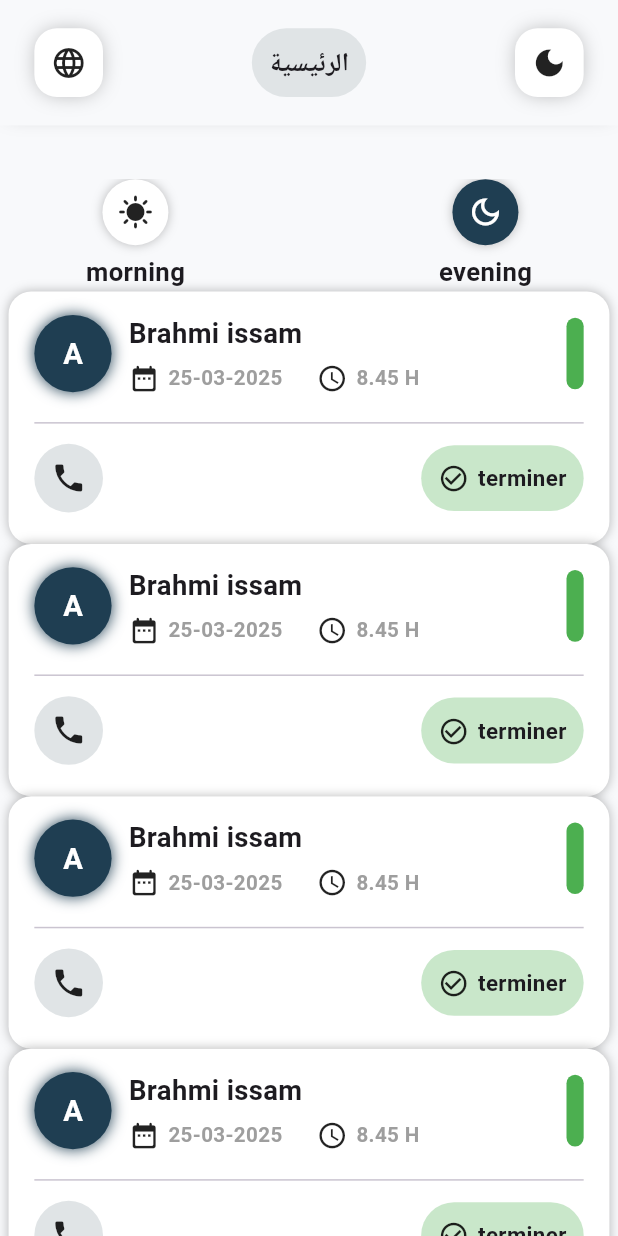
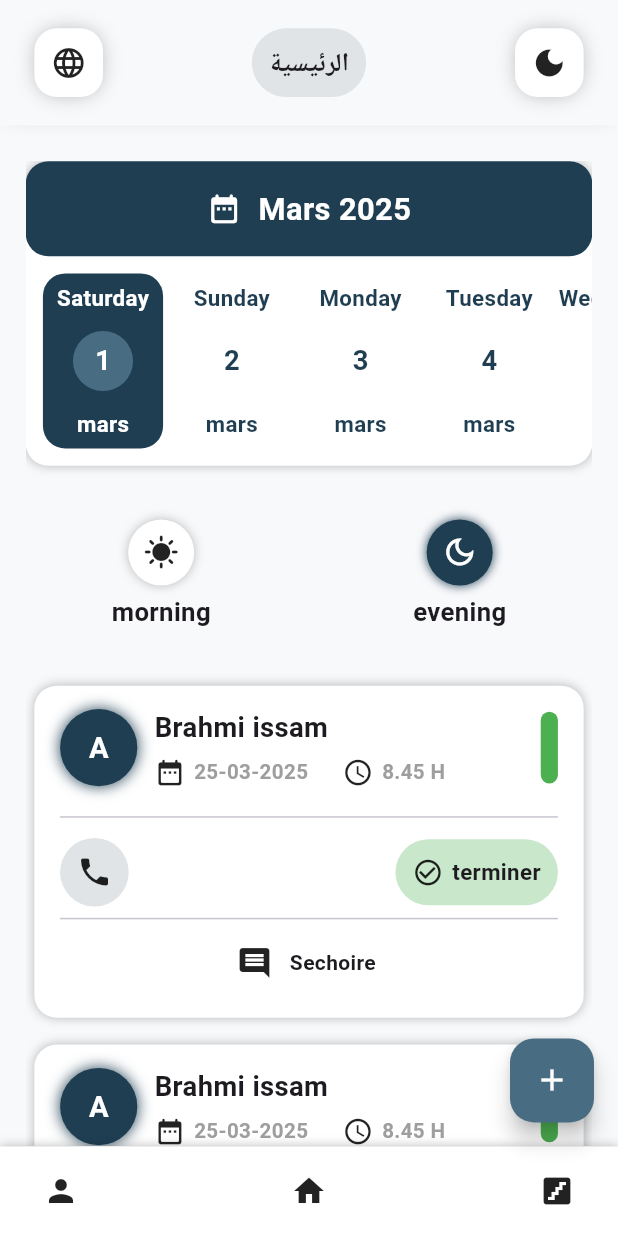
Before and after one commit to issambrahmi/barber, a Flutter app: the screen it shows after launch, on a phone screen of 412 x 824 dp. Run offline on Flutter 3.47's test engine with Material 3 defaults, Android fonts, the phone set to English and light mode, and no system bars; our stand-ins replace flutter_screenutil.

Commit message:
home page

```diff
--- a/lib/Core/Color/app_color.dart
+++ b/lib/Core/Color/app_color.dart
@@ -6,8 +6,5 @@ class AppColors {
 
   static const Color second1 = Color(0xFFf7f9fa);
   static const Color second2 = Color(0xFfe0e4e6);
-
-
-
-
+  static const Color second3 = Color.fromARGB(255, 72, 109, 131);
 }
--- /dev/null
+++ b/lib/View/HomePage/Custum/date.dart
@@ -0,0 +1,159 @@
+import 'package:barber_app/Core/Color/app_color.dart';
+import 'package:flutter/material.dart';
+import 'package:flutter_screenutil/flutter_screenutil.dart';
+import 'package:intl/intl.dart';
+
+class HomePageDate extends StatefulWidget {
+  const HomePageDate({super.key});
+
+  @override
+  State<HomePageDate> createState() => _HomePageDateState();
+}
+
+class _HomePageDateState extends State<HomePageDate> {
+  List<String> days = [];
+  @override
+  void initState() {
+    days = _initDays(2025, 2);
+    setState(() {});
+    super.initState();
+  }
+
+  List<String> _initDays(int year, int mounth) {
+    DateTime firstDayofMounth = DateTime(year, mounth, 1);
+    DateTime firstDayOfNextMounth = DateTime(year, mounth + 1, 1);
+    DateTime lastDayOfMounth =
+        firstDayOfNextMounth.subtract(const Duration(days: 1));
+
+    List<String> days = [];
+    for (int i = 0; i < lastDayOfMounth.day; i++) {
+      DateTime currentDay = firstDayofMounth.add(Duration(days: i));
+      days.add(DateFormat('EEEE').format(currentDay));
+    }
+    return days;
+  }
+
+  @override
+  Widget build(BuildContext context) {
+    return Container(
+      height: 170.h,
+      width: double.infinity,
+      decoration: BoxDecoration(
+          borderRadius: BorderRadius.circular(15),
+          color: Colors.white,
+          boxShadow: const [
+            BoxShadow(
+              offset: Offset(0, 0),
+              blurRadius: 5,
+              spreadRadius: 0,
+              color: Colors.black26,
+            )
+          ]),
+      child: Column(
+        children: [
+          Container(
+            padding: EdgeInsets.all(15.sp),
+            decoration: BoxDecoration(
+              color: AppColors.primary2,
+              borderRadius: BorderRadius.circular(15),
+            ),
+            child: Row(
+              mainAxisAlignment: MainAxisAlignment.center,
+              children: [
+                Icon(
+                  Icons.date_range_rounded,
+                  size: 20.sp,
+                  color: Colors.white,
+                ),
+                SizedBox(width: 10.w),
+                Text(
+                  'Mars 2025',
+                  style: TextStyle(
+                    fontSize: 18.sp,
+                    fontWeight: FontWeight.bold,
+                    color: Colors.white,
+                  ),
+                )
+              ],
+            ),
+          ),
+          Expanded(
+            child: ListView.separated(
+                padding: EdgeInsets.all(10.sp),
+                scrollDirection: Axis.horizontal,
+                itemCount: days.length,
+                separatorBuilder: (context, index) => SizedBox(width: 5.w),
+                itemBuilder: (context, index) => DateCard(
+                      index: index,
+                      day: days[index],
+                    )),
+          )
+        ],
+      ),
+    );
+  }
+}
+
+class DateCard extends StatefulWidget {
+  const DateCard({super.key, required this.index, required this.day});
+
+  final int index;
+  final String day;
+
+  @override
+  State<DateCard> createState() => _DateCardState();
+}
+
+class _DateCardState extends State<DateCard> {
+  @override
+  Widget build(BuildContext context) {
+    return Container(
+      height: double.infinity,
+      width: 70.w,
+      padding: EdgeInsets.symmetric(vertical: 5.h),
+      decoration: BoxDecoration(
+        borderRadius: BorderRadius.circular(15),
+        color: widget.index == 0 ? AppColors.primary2 : Colors.white,
+      ),
+      child: Column(
+        mainAxisAlignment: MainAxisAlignment.spaceBetween,
+        children: [
+          Text(
+            widget.day,
+            style: TextStyle(
+              fontSize: 13.sp,
+              fontWeight: FontWeight.bold,
+              color: widget.index == 0 ? Colors.white : AppColors.primary2,
+            ),
+          ),
+          Container(
+            height: 35.sp,
+            width: 35.sp,
+            decoration: BoxDecoration(
+              borderRadius: BorderRadius.circular(60),
+              color: widget.index != 0 ? null : AppColors.second3,
+            ),
+            child: Center(
+              child: Text(
+                (widget.index + 1).toString(),
+                style: TextStyle(
+                  fontWeight: FontWeight.bold,
+                  fontSize: 16.sp,
+                  color: widget.index == 0 ? Colors.white : AppColors.primary2,
+                ),
+              ),
+            ),
+          ),
+          Text(
+            'mars',
+            style: TextStyle(
+              fontWeight: FontWeight.bold,
+              fontSize: 13.sp,
+              color: widget.index == 0 ? Colors.white : AppColors.primary2,
+            ),
+          )
+        ],
+      ),
+    );
+  }
+}
--- a/lib/View/HomePage/Custum/list_of_reservations.dart
+++ b/lib/View/HomePage/Custum/list_of_reservations.dart
@@ -8,13 +8,13 @@ class HomePageResrvations extends StatelessWidget {
 
   @override
   Widget build(BuildContext context) {
-    return Expanded(
-        child: ListView(
-      children: [
-        const HomePageTime(),
-        ...List.generate(10, (index) => const ReservationCard())
-      ],
-    ));
+    return SliverList.separated(
+      itemCount: 10,
+      separatorBuilder: (context, index) => SizedBox(height: 15.h),
+      itemBuilder: (BuildContext context, int index) {
+        return const ReservationCard();
+      },
+    );
   }
 }
 
@@ -159,7 +159,23 @@ class ReservationCard extends StatelessWidget {
               )
             ],
           ),
-          SizedBox(height: 5.h),
+          const Divider(),
+          Padding(
+            padding: EdgeInsets.symmetric(vertical: 8.h),
+            child: Row(
+              mainAxisAlignment: MainAxisAlignment.center,
+              children: [
+                const Icon(Icons.comment),
+                SizedBox(width: 10.w),
+                const Text(
+                  'Sechoire ',
+                  style: TextStyle(
+                    fontWeight: FontWeight.bold,
+                  ),
+                ),
+              ],
+            ),
+          ),
         ],
       ),
     );
--- a/lib/View/HomePage/Custum/time.dart
+++ b/lib/View/HomePage/Custum/time.dart
@@ -50,7 +50,7 @@ class HomePageTime extends StatelessWidget {
                           offset: Offset(0, 0),
                           blurRadius: 5,
                           spreadRadius: 0,
-                          color: Colors.black26,
+                          color: AppColors.primary2,
                         )
                       ]),
                   child: const Icon(
--- a/lib/View/HomePage/home_page.dart
+++ b/lib/View/HomePage/home_page.dart
@@ -1,4 +1,5 @@
 import 'package:barber_app/Core/Color/app_color.dart';
+import 'package:barber_app/View/HomePage/Custum/date.dart';
 import 'package:barber_app/View/HomePage/Custum/list_of_reservations.dart';
 import 'package:barber_app/View/HomePage/Custum/time.dart';
 import 'package:barber_app/View/Shared/top_bar.dart';
@@ -12,32 +13,66 @@ class HomePage extends StatelessWidget {
   Widget build(BuildContext context) {
     return Scaffold(
         backgroundColor: AppColors.primary1,
+        bottomNavigationBar: Container(
+          height: 50.h,
+          padding: EdgeInsets.symmetric(horizontal: 25.w),
+          decoration: const BoxDecoration(color: Colors.white, boxShadow: [
+            BoxShadow(
+              spreadRadius: 0,
+              blurRadius: 5,
+              color: Colors.black26,
+            )
+          ]),
+          child: const Row(
+            mainAxisAlignment: MainAxisAlignment.spaceBetween,
+            children: [
+              Icon(Icons.person),
+              Icon(Icons.home),
+              Icon(Icons.stairs),
+            ],
+          ),
+        ),
+        floatingActionButton: FloatingActionButton(
+          onPressed: () {},
+          backgroundColor: AppColors.second3,
+          child: const Icon(
+            Icons.add,
+            color: Colors.white,
+          ),
+          // const Text(
+          //   'Ajouter une Reservation',
+          //   style: TextStyle(
+          //     fontWeight: FontWeight.bold,
+          //     color: Colors.white,
+          //   ),
+          // ),
+        ),
         body: Column(
           children: [
             const AppTopBar(),
-            SizedBox(height: 30.h),
-            HomePageResrvations()
-            // Expanded(
-            //     child: Padding(
-            //   padding: EdgeInsets.symmetric(horizontal: 15.w),
-            //   child: Column(
-            //     children: [
-            //       const HomePageTime(),
-            //       SizedBox(height: 40.h),
-            //       const Expanded(child: HomePageResrvations()),
-            //     ],
-            //   ),
-            // )),
-            // Container(
-            //     margin: EdgeInsets.symmetric(horizontal: 70.w),
-            //     child: const HomePageTime()),
-            // SizedBox(height: 10.h),
-            // Expanded(
-            //   child: Container(
-            //     margin: EdgeInsets.symmetric(horizontal: 15.w, vertical: 5.h),
-            //     child: const HomePageResrvations(),
-            //   ),
-            // )
+            SizedBox(height: 20.h),
+            Expanded(
+              child: Padding(
+                padding: EdgeInsets.symmetric(horizontal: 15.w),
+                child: CustomScrollView(
+                  slivers: [
+                    const SliverToBoxAdapter(
+                      child: HomePageDate(),
+                    ),
+                    SliverToBoxAdapter(
+                      child: SizedBox(height: 30.h),
+                    ),
+                    const SliverToBoxAdapter(
+                      child: HomePageTime(),
+                    ),
+                    SliverToBoxAdapter(
+                      child: SizedBox(height: 30.h),
+                    ),
+                    const HomePageResrvations(),
+                  ],
+                ),
+              ),
+            )
           ],
         ));
   }
--- a/pubspec.yaml
+++ b/pubspec.yaml
@@ -36,6 +36,7 @@ dependencies:
   # Use with the CupertinoIcons class for iOS style icons.
   cupertino_icons: ^1.0.6
   flutter_screenutil: ^5.9.3
+  intl: ^0.20.2
 
 dev_dependencies:
   flutter_test:
```
Also changed, not shown: pubspec.lock.
